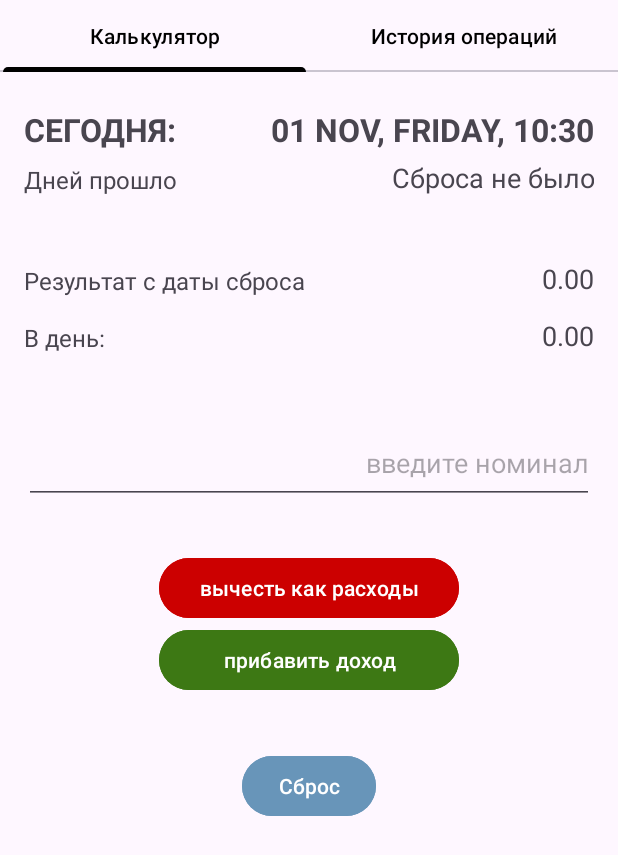
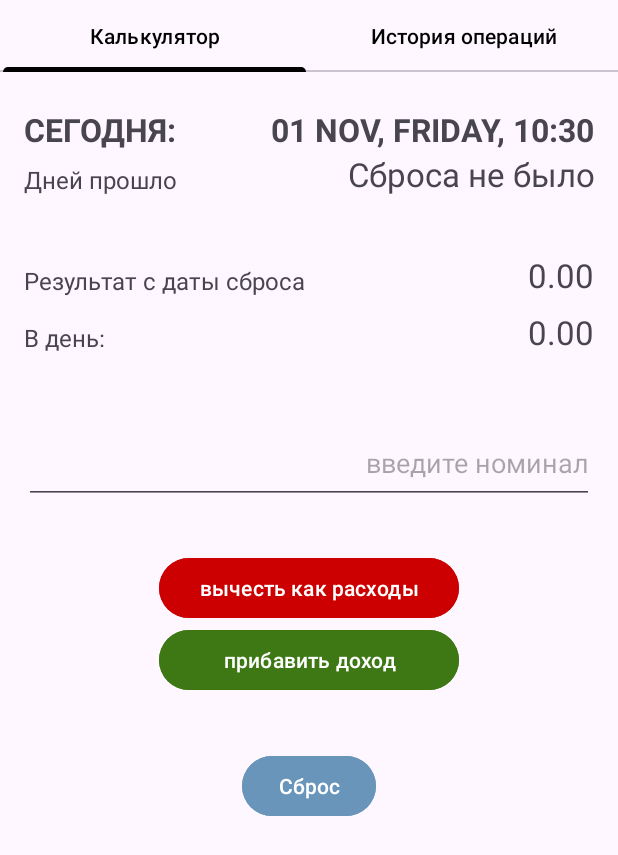
Before and after one commit to Sutemi67/Kotlin_MoneyEverydayXML_app, an Android app: the screen it shows after launch (MainActivity), on a phone screen of 412 x 824 dp. Shown: the top 855 px of the screen. Run offline under Robolectric (Android 15) with nearby library versions, the phone set to English and light mode, and no system bars.

Commit message:
ui patch

```diff
--- a/app/src/main/res/layout/fragment_calculator.xml
+++ b/app/src/main/res/layout/fragment_calculator.xml
@@ -27,6 +27,7 @@
         android:layout_marginEnd="16dp"
         app:layout_constraintBottom_toBottomOf="@+id/textView2"
         app:layout_constraintEnd_toEndOf="parent"
+        app:layout_constraintTop_toTopOf="@+id/textView2"
         tools:text="28 JULY 1000: 13.21" />
 
     <com.google.android.material.textfield.TextInputEditText
--- a/app/src/main/res/values-night/styles.xml
+++ b/app/src/main/res/values-night/styles.xml
@@ -8,7 +8,7 @@
     </style>
 
     <style name="regularTextStyle2">
-        <item name="android:textSize">18sp</item>
+        <item name="android:textSize">22sp</item>
         <item name="android:gravity">end</item>
     </style>
 
--- a/app/src/main/res/values/styles.xml
+++ b/app/src/main/res/values/styles.xml
@@ -7,7 +7,7 @@
     </style>
 
     <style name="regularTextStyle2">
-        <item name="android:textSize">18sp</item>
+        <item name="android:textSize">22sp</item>
         <item name="android:gravity">end</item>
     </style>
 
```
